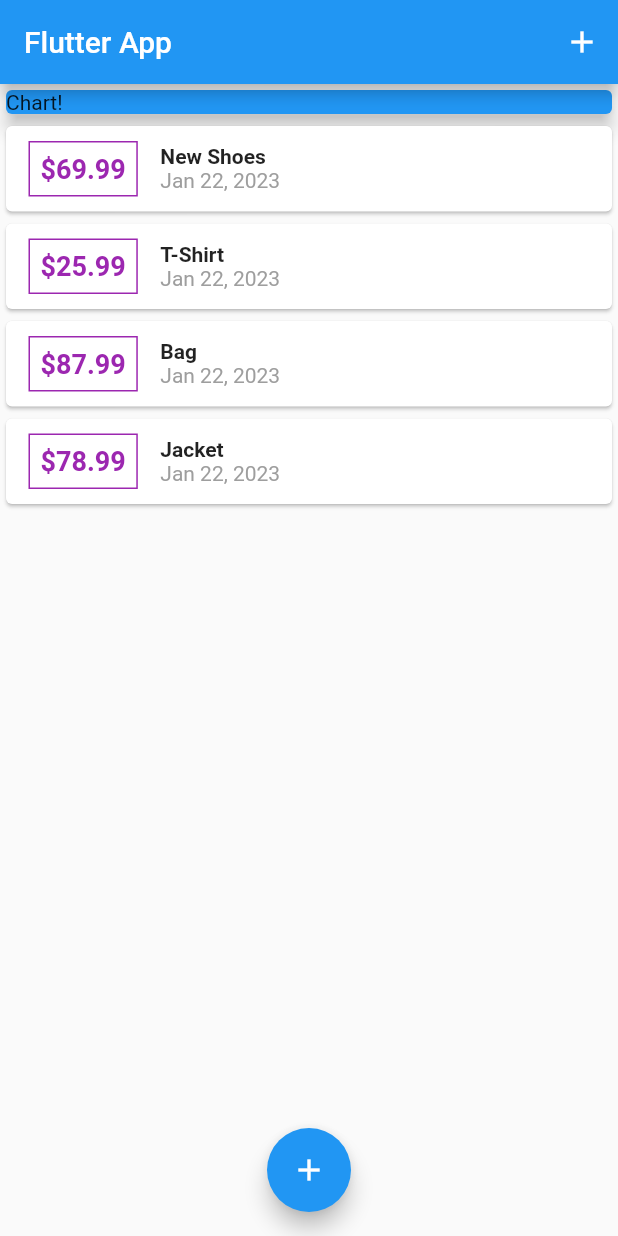
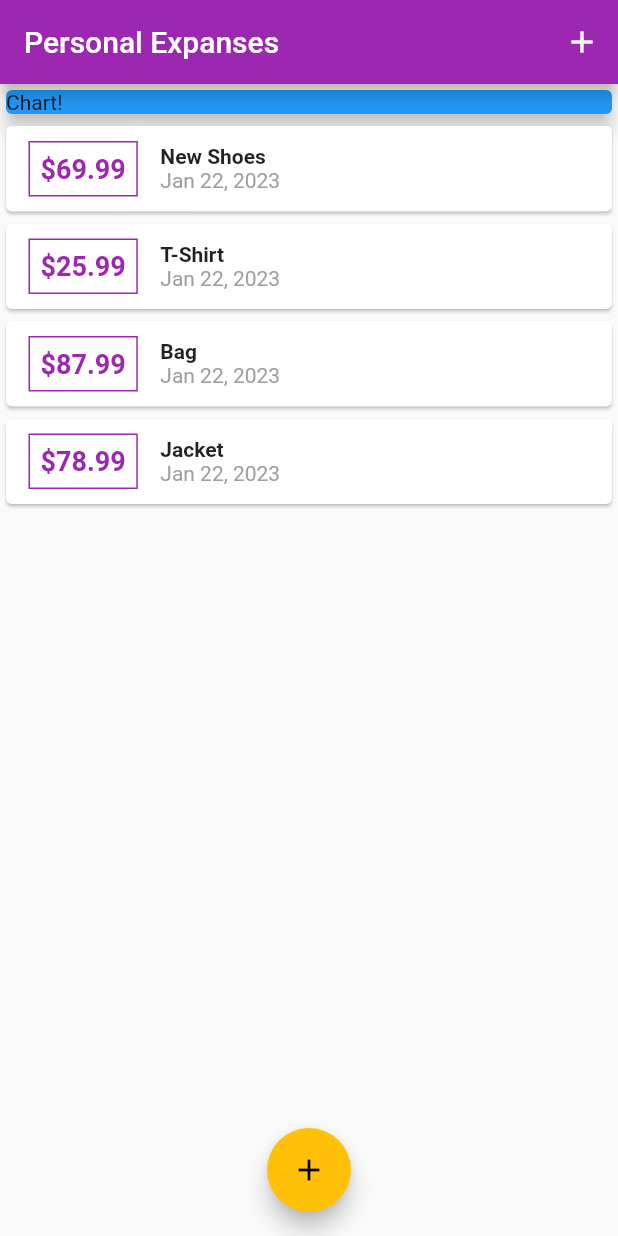
Before and after one commit to nino-t/flutter-personal-expenses, a Flutter app: the screen it shows after launch, on a phone screen of 412 x 824 dp. Run offline on Flutter 3.47's test engine with Material 2 defaults, Android fonts, the light colour scheme and no system bars.

Commit message:
basic theme

```diff
--- a/lib/main.dart
+++ b/lib/main.dart
@@ -10,9 +10,11 @@ class MyApp extends StatelessWidget {
 
   @override
   Widget build(BuildContext context) {
-    return const MaterialApp(
-      title: 'Flutter App',
-      home: MyHomePage(),
+    return MaterialApp(
+      title: 'Personal Expanses',
+      // ignore: deprecated_member_use
+      theme: ThemeData(primarySwatch: Colors.purple, accentColor: Colors.amber),
+      home: const MyHomePage(),
     );
   }
 }
@@ -64,7 +66,7 @@ class _MyHomePageState extends State<MyHomePage> {
   Widget build(BuildContext context) {
     return Scaffold(
       appBar: AppBar(
-        title: const Text('Flutter App'),
+        title: const Text('Personal Expanses'),
         actions: [
           IconButton(
               onPressed: () => _startAddNewTransaction(context),
--- a/lib/widgets/transasction_list.dart
+++ b/lib/widgets/transasction_list.dart
@@ -20,15 +20,16 @@ class TransactionList extends StatelessWidget {
                   Container(
                     child: Text(
                       '\$${trx.amount.toStringAsFixed(2)}',
-                      style: const TextStyle(
+                      style: TextStyle(
                           fontWeight: FontWeight.bold,
                           fontSize: 18,
-                          color: Colors.purple),
+                          color: Theme.of(context).primaryColor),
                     ),
                     margin: const EdgeInsets.symmetric(
                         vertical: 10, horizontal: 15),
-                    decoration:
-                        BoxDecoration(border: Border.all(color: Colors.purple)),
+                    decoration: BoxDecoration(
+                        border:
+                            Border.all(color: Theme.of(context).primaryColor)),
                     padding: const EdgeInsets.all(7),
                   ),
                   Column(
```
